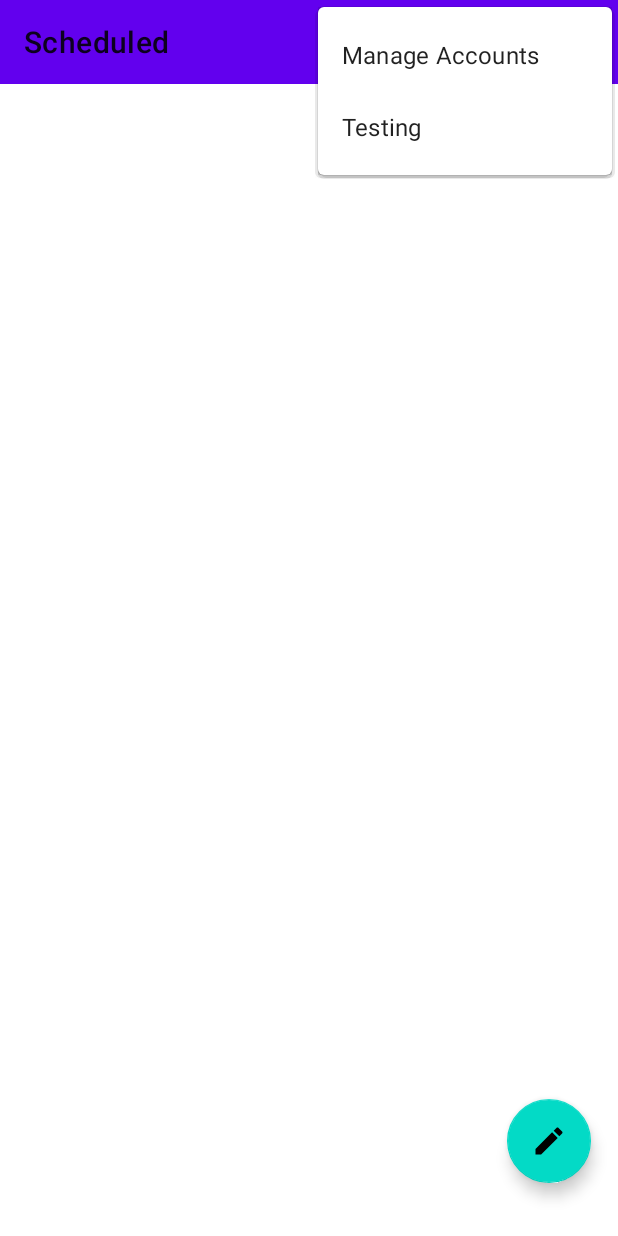
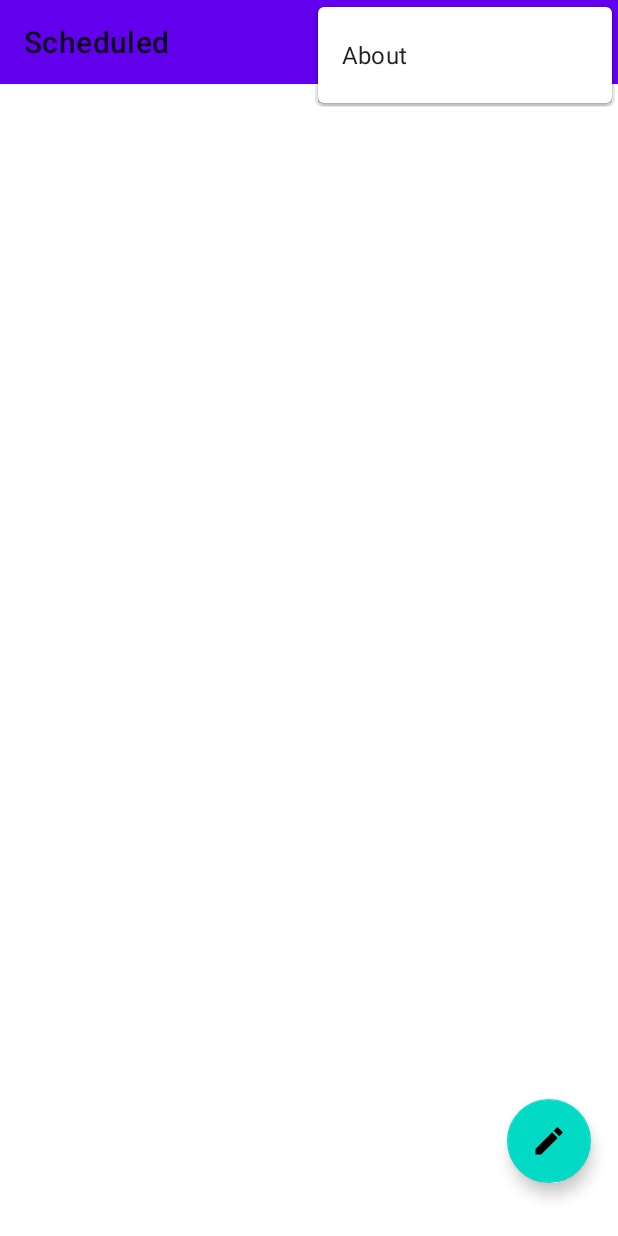
Before and after one commit to lmj0011/holdup, an Android app: the screen it shows after launch (MainActivity), with the options menu open, on a phone screen of 412 x 824 dp. Run offline under Robolectric (Android 15) with nearby library versions, the phone set to English and light mode, and no system bars; our stand-ins replace Room's generated code, Timber, data binding, navigation-ui; libraries missing offline, so code that uses them is left out: com.jakewharton.threetenabp, org.kodein.di; pictures from the network do not load; 6 statements that could not run were skipped.

Commit message:
- added About app dialog

```diff
--- a/app/src/main/res/menu/main.xml
+++ b/app/src/main/res/menu/main.xml
@@ -1,12 +1,8 @@
 <?xml version="1.0" encoding="utf-8"?>
 <menu xmlns:android="http://schemas.android.com/apk/res/android"
       xmlns:app="http://schemas.android.com/apk/res-auto">
-    <item android:id="@+id/action_manage_accounts"
-        android:title="Manage Accounts"
+    <item android:id="@+id/action_about"
+        android:title="About"
         android:orderInCategory="1"
         app:showAsAction="never"/>
-    <item android:id="@+id/action_testing"
-        android:title="Testing"
-        android:orderInCategory="2"
-        app:showAsAction="never"/>
 </menu>
--- /dev/null
+++ b/app/src/main/res/menu/main_debug.xml
@@ -0,0 +1,12 @@
+<?xml version="1.0" encoding="utf-8"?>
+<menu xmlns:android="http://schemas.android.com/apk/res/android"
+      xmlns:app="http://schemas.android.com/apk/res-auto">
+    <item android:id="@+id/action_manage_accounts"
+        android:title="Manage Accounts"
+        android:orderInCategory="999"
+        app:showAsAction="never"/>
+    <item android:id="@+id/action_testing"
+        android:title="Testing"
+        android:orderInCategory="999"
+        app:showAsAction="never"/>
+</menu>
--- a/app/src/main/res/values/dimens.xml
+++ b/app/src/main/res/values/dimens.xml
@@ -1,5 +1,6 @@
 <resources>
     <!-- Default screen margins, per the Android Design guidelines. -->
+    <dimen name="default_list_item_padding">5dp</dimen>
     <dimen name="activity_horizontal_margin">16dp</dimen>
     <dimen name="activity_vertical_margin">16dp</dimen>
 </resources>
--- a/app/src/main/res/values/strings.xml
+++ b/app/src/main/res/values/strings.xml
@@ -20,4 +20,6 @@
     <string name="too_early_submission">Scheduled Submission is trying to post too early, this may have been caused by an older Alarm that was set for this Submission before it was updated.</string>
     <string name="enable_inbox_replies">Enable inbox replies</string>
     <string name="when_would_you_like_to_post">When would you like to post?</string>
+
+    <string name="github_repo_url">https://github.com/lmj0011</string>
 </resources>
```
Also changed, not shown: app/src/main/java/name/lmj0011/redditdraftking/MainActivity.kt (+17 -6 lines), app/src/main/res/layout/dialog_about.xml (added, +51 -0 lines).
